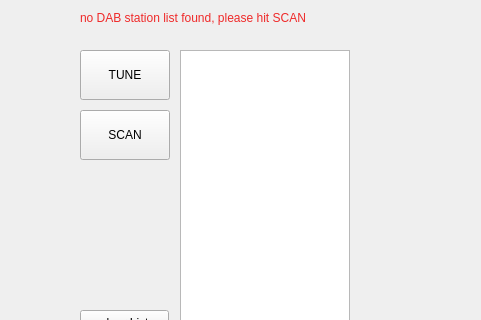
Above: mainwindow.ui from Vitalic66/DAB-FM-Sundtek before the change; both pictures show x 130 to 611 and y 0 to 320 of the 800 by 480 pixel window. Below: the same form after it.
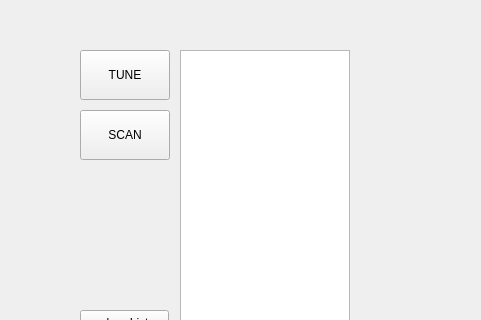
That is the form after the change.

Commit message: Delete entry from DAB list

```diff
--- a/mainwindow.ui
+++ b/mainwindow.ui
@@ -95,19 +95,6 @@
      </rect>
     </property>
    </widget>
-   <widget class="QLabel" name="warn_no_dab_list">
-    <property name="geometry">
-     <rect>
-      <x>210</x>
-      <y>10</y>
-      <width>321</width>
-      <height>17</height>
-     </rect>
-    </property>
-    <property name="text">
-     <string>&lt;html&gt;&lt;head/&gt;&lt;body&gt;&lt;p&gt;&lt;span style=&quot; color:#ef2929;&quot;&gt;no DAB station list found, please hit SCAN&lt;/span&gt;&lt;/p&gt;&lt;/body&gt;&lt;/html&gt;</string>
-    </property>
-   </widget>
    <widget class="QPushButton" name="btn_kill">
     <property name="geometry">
      <rect>
```
The commit also changes 1 other file.
